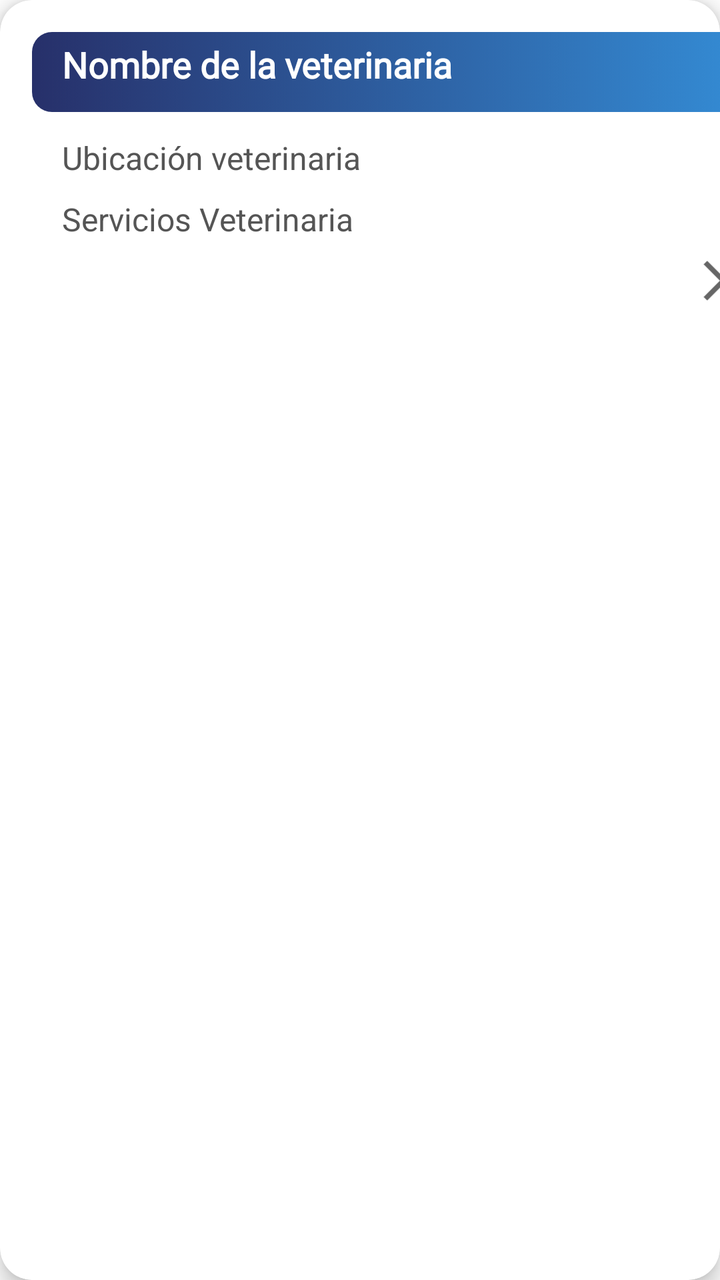
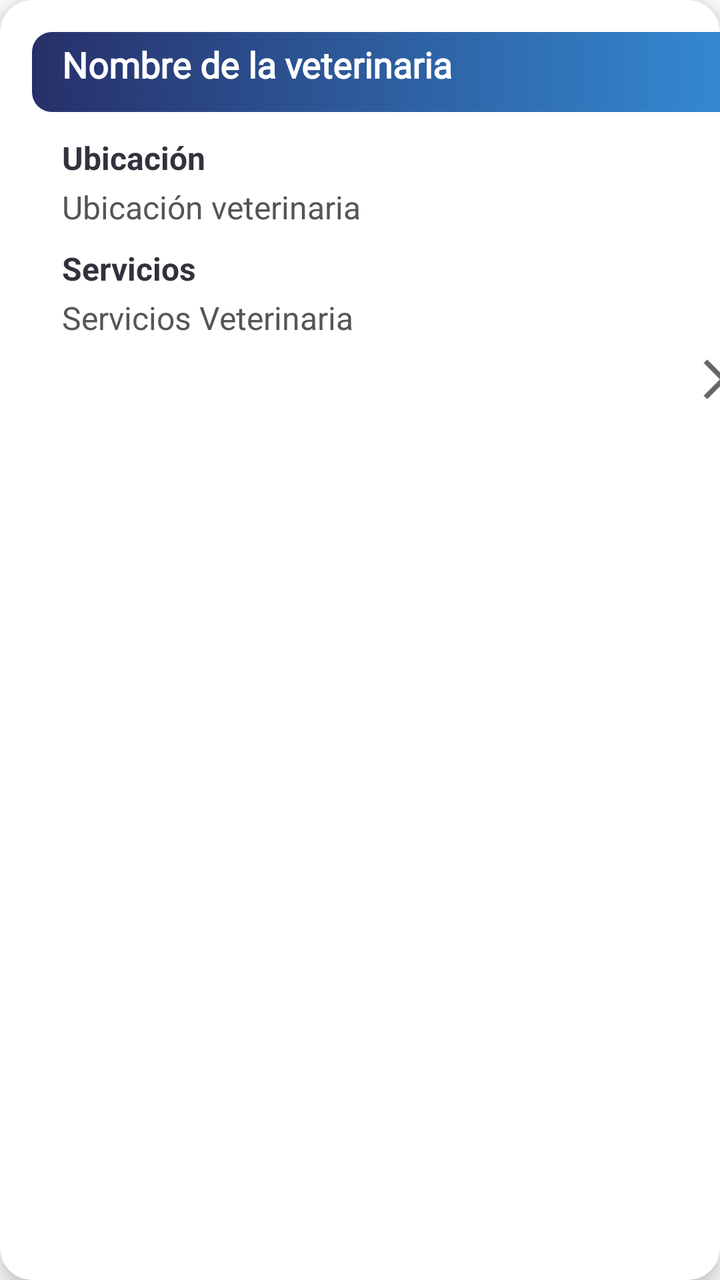

The first picture is an Android layout as it rendered before a commit; the second is the same layout after the commit. The layout source and the unified diff follow.
<!-- AndroidManifest.xml: application theme Theme.OnePetApp.NoActionBar -->
<!-- res/layout/activity_card_ver_vet_user.xml -->
<?xml version="1.0" encoding="utf-8"?>
<androidx.cardview.widget.CardView xmlns:android="http://schemas.android.com/apk/res/android"
    xmlns:app="http://schemas.android.com/apk/res-auto"
    xmlns:tools="http://schemas.android.com/tools"
    android:layout_width="match_parent"
    android:layout_height="wrap_content"
    android:layout_margin="8dp"
    app:cardCornerRadius="16dp"
    app:cardElevation="6dp">


    <LinearLayout
        android:id="@+id/cardVeterinarias"
        android:layout_width="390dp"
        android:layout_height="wrap_content"
        android:orientation="vertical"
        android:padding="16dp">

        <TextView
            android:id="@+id/txtNombreVetCardUser"
            android:layout_width="match_parent"
            android:layout_height="40dp"
            android:background="@drawable/recresenacard"
            android:fontFamily="@font/alata"
            android:paddingLeft="15dp"
            android:paddingBottom="4dp"
            android:paddingTop="4dp"
            android:text="Nombre de la veterinaria"
            android:textAlignment="textStart"
            android:textColor="@color/white"
            android:textSize="18sp"
            android:textStyle="bold"
            app:backgroundTint="@null" />

        <LinearLayout
            android:layout_width="match_parent"
            android:layout_height="12dp"
            android:orientation="vertical"></LinearLayout>

        <TextView
            android:id="@+id/txtUbicacionVetCardUser"
            android:layout_width="match_parent"
            android:layout_height="wrap_content"
            android:paddingLeft="15dp"
            android:paddingBottom="4dp"
            android:text="Ubicación veterinaria"
            android:textColor="#555"
            android:textSize="16sp" />

        <LinearLayout
            android:layout_width="match_parent"
            android:layout_height="5dp"
            android:orientation="vertical"></LinearLayout>

        <TextView
            android:id="@+id/txtServiciosVetCardUser"
            android:layout_width="match_parent"
            android:layout_height="wrap_content"
            android:paddingLeft="15dp"
            android:paddingBottom="8dp"
            android:text="Servicios Veterinaria"
            android:textColor="#555"
            android:textSize="16sp" />

        <LinearLayout
            android:layout_width="match_parent"
            android:layout_height="match_parent"
            android:orientation="horizontal"></LinearLayout>

        <LinearLayout
            android:layout_width="match_parent"
            android:layout_height="30dp"
            android:orientation="horizontal">

            <LinearLayout
                android:layout_width="313dp"
                android:layout_height="match_parent"
                android:orientation="horizontal"></LinearLayout>

            <ImageView
                android:id="@+id/imageView152"
                android:layout_width="wrap_content"
                android:layout_height="wrap_content"
                android:layout_weight="1"
                android:rotation="180"
                android:tint="#666666"
                app:srcCompat="@drawable/baseline_arrow_back_ios_24" />
        </LinearLayout>

    </LinearLayout>


</androidx.cardview.widget.CardView>
<!-- resources referenced by this layout -->
<resources>
  <color name="white">#FFFFFFFF</color>
  <!-- drawable baseline_arrow_back_ios_24 (drawable) -->
  <vector xmlns:android="http://schemas.android.com/apk/res/android" android:autoMirrored="true" android:height="24dp" android:tint="#000000" android:viewportHeight="24" android:viewportWidth="24" android:width="24dp">
        
      <path android:fillColor="@android:color/white" android:pathData="M11.67,3.87L9.9,2.1 0,12l9.9,9.9 1.77,-1.77L3.54,12z"/>
      
  </vector>
  <!-- drawable recresenacard (drawable) -->
  <?xml version="1.0" encoding="utf-8"?>
  <selector xmlns:android="http://schemas.android.com/apk/res/android">
      <item>
          <shape>
              <gradient
                  android:startColor="#27306A"
                  android:endColor="#348cd5">
              </gradient>
              <corners android:radius="10dp"></corners>
          </shape>
      </item>
  </selector>
  <style name="Theme.OnePetApp.NoActionBar">
          <item name="windowActionBar">false</item>
          <item name="windowNoTitle">true</item>
      </style>
</resources>

<!-- the commit's change to res/layout/activity_card_ver_vet_user.xml (unified diff, before → after) -->
@@ -35,7 +35,20 @@
         <LinearLayout
             android:layout_width="match_parent"
             android:layout_height="12dp"
-            android:orientation="vertical"></LinearLayout>
+            android:orientation="vertical">
+
+        </LinearLayout>
+
+        <TextView
+            android:id="@+id/textView39"
+            android:layout_width="match_parent"
+            android:layout_height="wrap_content"
+            android:text="Ubicación"
+            android:paddingLeft="15dp"
+            android:paddingBottom="3dp"
+            android:textColor="#34313F"
+            android:textSize="16sp"
+            android:textStyle="bold" />
 
         <TextView
             android:id="@+id/txtUbicacionVetCardUser"
@@ -44,6 +57,7 @@
             android:paddingLeft="15dp"
             android:paddingBottom="4dp"
             android:text="Ubicación veterinaria"
+            android:textAlignment="textStart"
             android:textColor="#555"
             android:textSize="16sp" />
 
@@ -51,6 +65,17 @@
             android:layout_width="match_parent"
             android:layout_height="5dp"
             android:orientation="vertical"></LinearLayout>
+
+        <TextView
+            android:id="@+id/textView46"
+            android:layout_width="match_parent"
+            android:layout_height="wrap_content"
+            android:text="Servicios"
+            android:paddingLeft="15dp"
+            android:paddingBottom="3dp"
+            android:textColor="#34313F"
+            android:textSize="16sp"
+            android:textStyle="bold" />
 
         <TextView
             android:id="@+id/txtServiciosVetCardUser"
